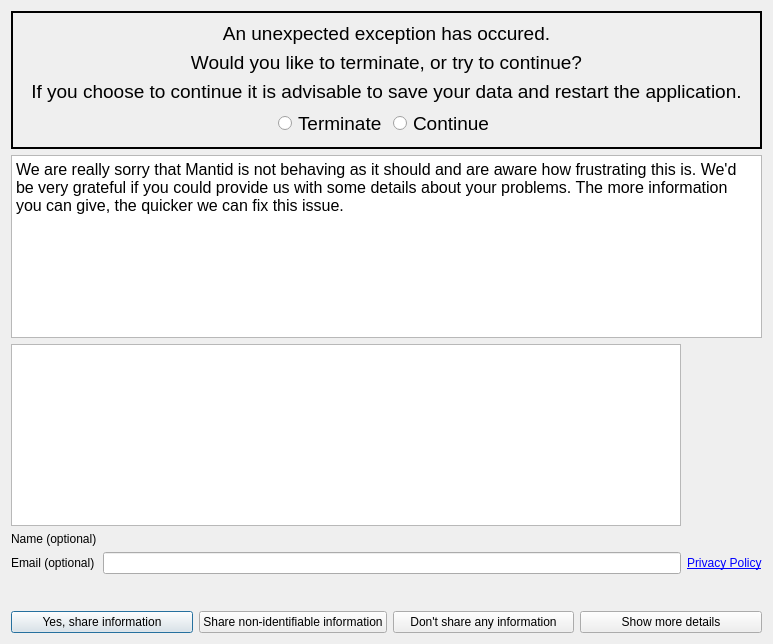
This is qt/python/mantidqt/mantidqt/dialogs/errorreports/errorreport.ui in mantidproject/mantid as Qt 5 draws it before an edit. The edited form follows.
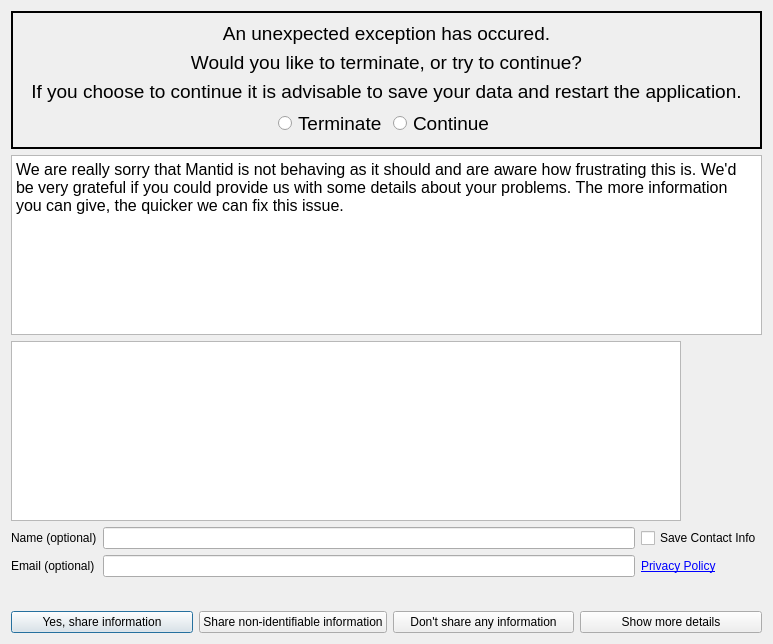
This is the edited form. Icons and pictures are not drawn.

```diff
--- a/qt/python/mantidqt/mantidqt/dialogs/errorreports/errorreport.ui
+++ b/qt/python/mantidqt/mantidqt/dialogs/errorreports/errorreport.ui
@@ -115,6 +115,23 @@
        </property>
       </spacer>
      </item>
+     <item row="0" column="1">
+      <widget class="QLineEdit" name="input_name_line_edit">
+       <property name="maxLength">
+        <number>128</number>
+       </property>
+      </widget>
+     </item>
+     <item row="0" column="2">
+      <widget class="QCheckBox" name="saveContactInfoCheckbox">
+       <property name="focusPolicy">
+        <enum>Qt::ClickFocus</enum>
+       </property>
+       <property name="text">
+        <string>Save Contact Info</string>
+       </property>
+      </widget>
+     </item>
     </layout>
    </item>
    <item row="4" column="0" colspan="2">
```
Left out of the diff: 32 changed lines with no effect on the pictures.
